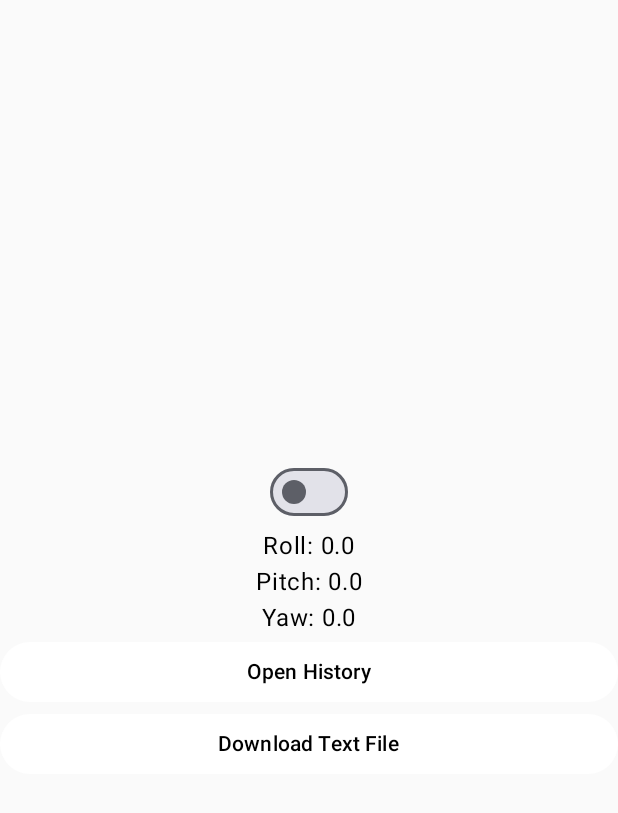
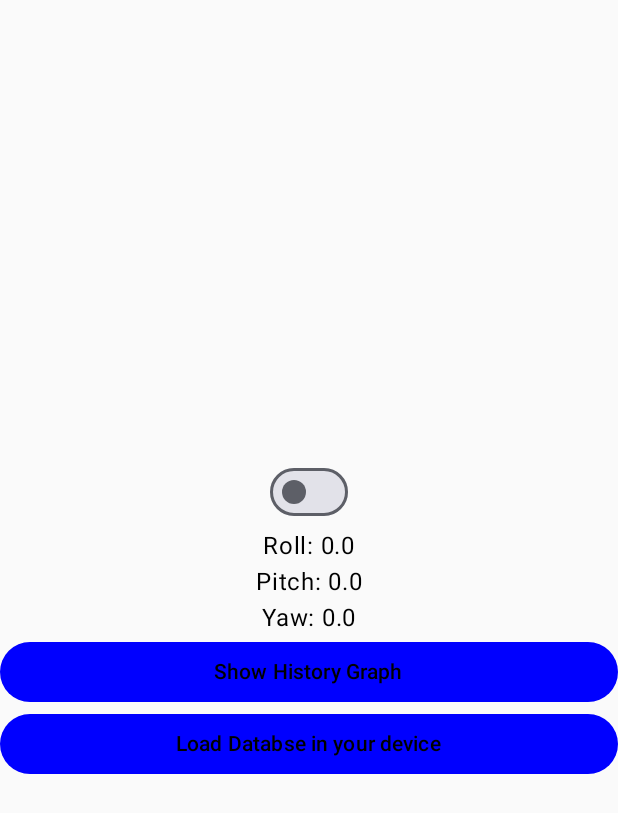
Before and after one commit to aanchalg06/OrientFinder_SensorApp, an Android app built with Jetpack Compose: the screen it shows after launch (MainActivity), on a phone screen of 412 x 824 dp. Shown: the top 813 px of the screen. Run offline under Robolectric (Android 15) with nearby library versions, the phone set to English and light mode, and no system bars; our stand-ins replace Room's generated code; libraries missing offline, so code that uses them is left out: co.yml.charts.

Commit message:
Update MainActivity.kt

```diff
--- a/src/main/java/com/aanchal/sensorapp/MainActivity.kt
+++ b/src/main/java/com/aanchal/sensorapp/MainActivity.kt
@@ -104,7 +104,7 @@ class MainActivity : ComponentActivity() {
                         MyApp(viewModel,navController)
                     }
                     composable("history") {
-                        ChartClass(viewModel)
+                        GraphClass(viewModel)
                     }
                 }
             }
@@ -184,25 +184,22 @@ fun MyApp(viewModel: SensorVM, navController: NavHostController) {
 
         Button(
             modifier = Modifier.fillMaxWidth(),
-            colors = ButtonDefaults.buttonColors(Color.White),
+            colors = ButtonDefaults.buttonColors(Color.Blue),
             onClick = {
                 viewModel.copyDataintoDataset(isLoading) { isLoading.value = false }
                 navController.navigate("history")
             }
         ) {
-            Text("Open History", color = Color.Black)
-            if (isLoading.value) {
-                CircularProgressIndicator() // Show loading indicator
-            }
+            Text("Show History Graph", color = Color.Black)
         }
         Button(modifier = Modifier
             .fillMaxWidth()
-            ,colors = ButtonDefaults.buttonColors(Color.White),
+            ,colors = ButtonDefaults.buttonColors(Color.Blue),
             onClick = {
-                saveFileLauncher.launch("database.txt")
+                saveFileLauncher.launch("data_orient.txt")
             },
             content ={
-                Text("Download Text File", color = Color.Black)
+                Text("Load Databse in your device", color = Color.Black)
             }
         )
     }
@@ -227,7 +224,7 @@ private fun writeDatabaseToFile(
 }
 
 @Composable
-fun ChartClass(viewModel: SensorVM) {
+fun GraphClass(viewModel: SensorVM) {
     Box(
         modifier = Modifier.fillMaxSize()
     ) {
@@ -242,6 +239,7 @@ fun ChartClass(viewModel: SensorVM) {
     }
 }
 
+//picked from yml library to get graphs
 @Composable
 fun LineChartScreen(data: List<Float>, angleName: String) {
     val steps = 5
@@ -255,7 +253,6 @@ fun LineChartScreen(data: List<Float>, angleName: String) {
         .axisLineColor(MaterialTheme.colorScheme.tertiary)
         .build()
 
-    // Generate y-axis data
     val yAxisData = AxisData.Builder()
         .steps(steps * 2)
         .backgroundColor(Color.Transparent)
```
